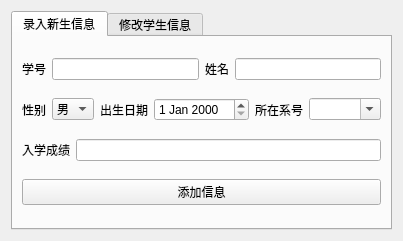
Qt form Database/DBDS/studentui.ui (MrEdge123/homework) before a commit.
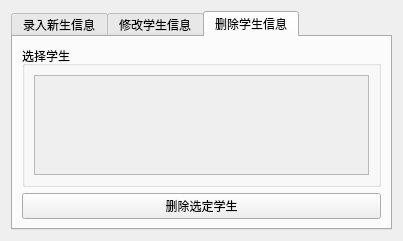
The same form after that commit. The open tabs and pages were chosen to show the change.

The edit to the form file:
```diff
--- a/Database/DBDS/studentui.ui
+++ b/Database/DBDS/studentui.ui
@@ -379,6 +379,46 @@
        </item>
       </layout>
      </widget>
+     <widget class="QWidget" name="tab">
+      <attribute name="title">
+       <string>删除学生信息</string>
+      </attribute>
+      <layout class="QVBoxLayout" name="verticalLayout_3">
+       <item>
+        <widget class="QGroupBox" name="groupBox_10">
+         <property name="title">
+          <string>选择学生</string>
+         </property>
+         <layout class="QVBoxLayout" name="verticalLayout_14">
+          <item>
+           <widget class="QScrollArea" name="t3_scrollArea">
+            <property name="widgetResizable">
+             <bool>true</bool>
+            </property>
+            <widget class="QWidget" name="t3_scrollAreaWidgetContents">
+             <property name="geometry">
+              <rect>
+               <x>0</x>
+               <y>0</y>
+               <width>305</width>
+               <height>112</height>
+              </rect>
+             </property>
+            </widget>
+           </widget>
+          </item>
+         </layout>
+        </widget>
+       </item>
+       <item>
+        <widget class="QPushButton" name="t3_pushButton">
+         <property name="text">
+          <string>删除选定学生</string>
+         </property>
+        </widget>
+       </item>
+      </layout>
+     </widget>
     </widget>
    </item>
   </layout>
```
